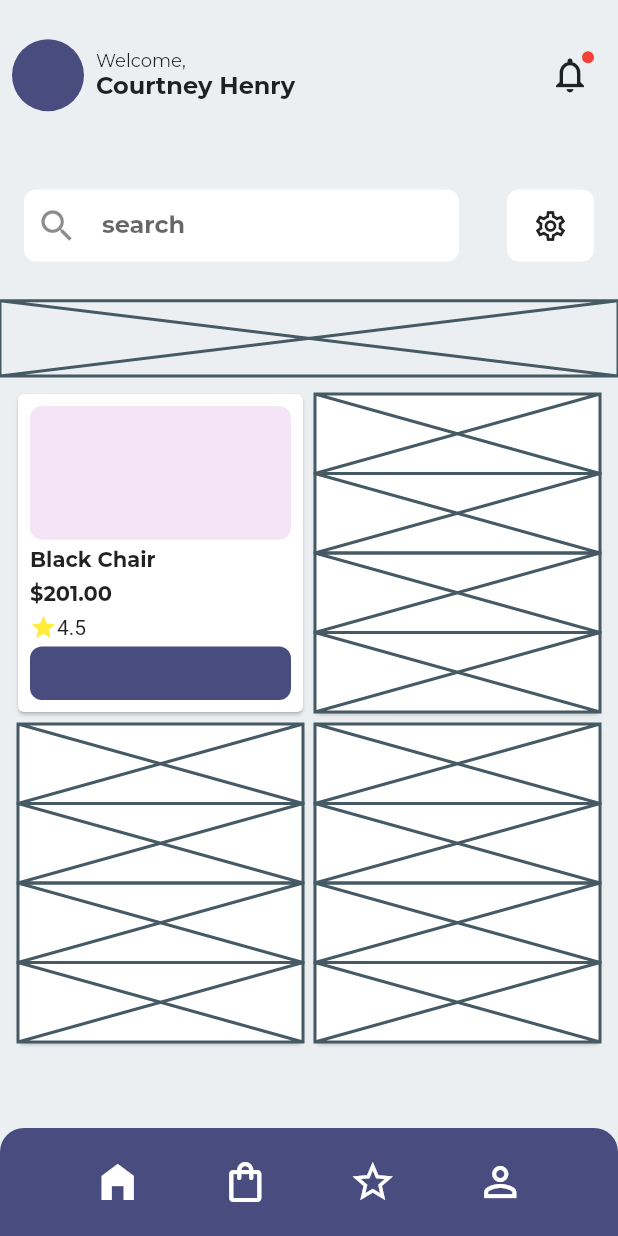
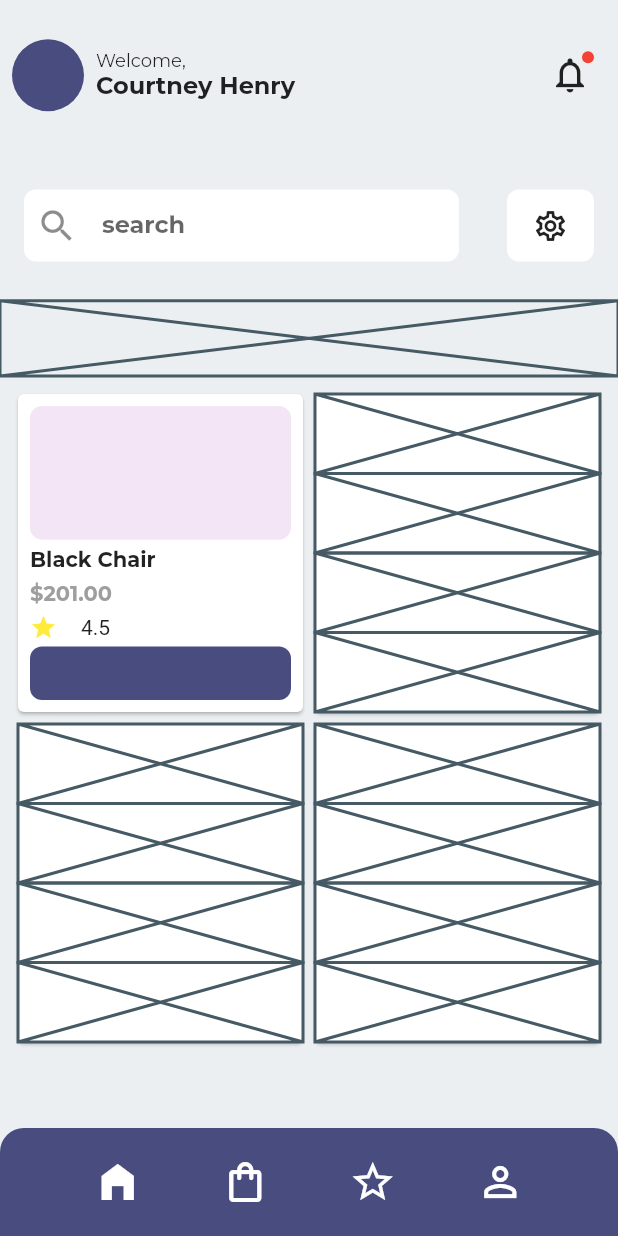
Before and after one commit to JAICHANGPARK/flutter_notebook_11th_story, a Flutter app: the screen it shows after launch, on a phone screen of 412 x 824 dp. Run offline on Flutter 3.47's test engine with Material 2 defaults, Android fonts, the phone set to English and light mode, and no system bars; our stand-ins replace backdrop, badges, flutter_inner_drawer, flutter_slidable, flutter_swiper, google_fonts.

Commit message:
Update furniture_home_page.dart

```diff
--- a/lib/ep735_furniture_app/ui/furniture_home_page.dart
+++ b/lib/ep735_furniture_app/ui/furniture_home_page.dart
@@ -162,11 +162,13 @@ class _FurnitureHomePageState extends State<FurnitureHomePage> {
                                             ),),
                                             Text("\$201.00", style: GoogleFonts.montserrat(
                                               fontWeight: FontWeight.bold,
+                                              color: Colors.grey
 
                                             ),),
                                             Row(
                                               children: [
                                                 Icon(Icons.star, size: 18, color: Colors.yellow,),
+                                                SizedBox(width: 16,),
                                                 Text("4.5"),
                                               ],
                                             )
```
